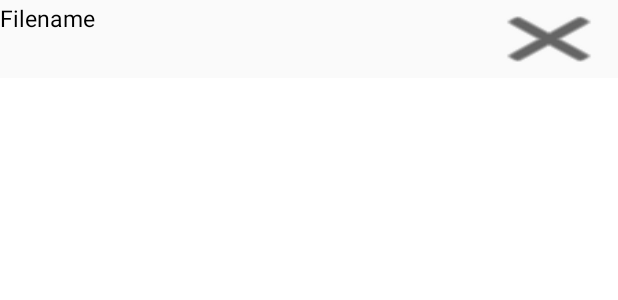
After one commit to vector913/YEDAS, an Android app: the layout pdf_view_layout.xml on its own in the app's theme, with its tools: preview values and no code run, on a phone screen of 412 x 824 dp. The commit adds this screen. Shown: the top 300 px of the screen. Run offline under Robolectric (Android 15) with nearby library versions, the phone set to English and light mode, and no system bars.

Commit message:
Set Pdf view and pdf send signed png

```diff
--- /dev/null
+++ b/app/src/main/res/layout/pdf_view_layout.xml
@@ -0,0 +1,56 @@
+<?xml version="1.0" encoding="utf-8"?>
+<RelativeLayout xmlns:android="http://schemas.android.com/apk/res/android"
+    xmlns:app="http://schemas.android.com/apk/res-auto"
+    android:layout_width="match_parent"
+    android:layout_height="match_parent">
+
+    <TextView
+        android:id="@+id/file_name_pdf"
+        android:layout_width="wrap_content"
+        android:layout_height="wrap_content"
+        android:layout_above="@+id/pdf_image"
+        android:layout_centerVertical="true"
+        android:layout_marginBottom="29dp"
+        android:text="Filename"
+        android:textColor="#000000"
+        android:textSize="15sp" />
+
+    <Button
+        android:id="@+id/button_pre_doc"
+        android:layout_width="wrap_content"
+        android:layout_height="wrap_content"
+        android:layout_alignParentTop="true"
+        android:layout_alignParentEnd="true"
+
+        android:layout_marginStart="2dp"
+        android:layout_marginTop="2dp"
+        android:layout_marginEnd="2dp"
+        android:layout_marginBottom="2dp"
+        android:background="@android:drawable/ic_menu_close_clear_cancel"
+        android:backgroundTint="#000000" />
+
+    <ImageView
+        android:id="@+id/pdf_image"
+        android:layout_width="match_parent"
+        android:layout_height="match_parent"
+        android:layout_below="@+id/button_pre_doc"
+        android:background="@android:color/white"
+        android:contentDescription="@null"
+        android:scaleType="fitCenter" />
+
+
+
+<!--    <com.google.android.material.floatingactionbutton.FloatingActionButton-->
+<!--        android:id="@+id/button_next_doc"-->
+<!--        android:layout_width="wrap_content"-->
+<!--        android:layout_height="wrap_content"-->
+<!--        android:layout_alignBaseline="@+id/button_pre_doc"-->
+<!--        android:layout_alignParentBottom="true"-->
+<!--        android:layout_alignParentEnd="true"-->
+<!--        android:layout_alignParentRight="true"-->
+<!--        android:layout_margin="16dp"-->
+<!--        app:backgroundTint="@color/colorPrimaryDark"-->
+<!--        app:fabSize="auto"-->
+<!--        app:srcCompat="@android:drawable/ic_media_next" />-->
+
+</RelativeLayout>
--- a/app/src/main/res/layout/setting.xml
+++ b/app/src/main/res/layout/setting.xml
@@ -24,6 +24,8 @@
             android:background="#2F65D1"
             />
         <TableRow>
+
+
             <TextView
                 android:textSize="18sp"
                 android:layout_width="wrap_content"
--- /dev/null
+++ b/app/src/main/res/xml/file_paths.xml
@@ -0,0 +1,4 @@
+<?xml version="1.0" encoding="utf-8"?>
+<paths xmlns:android="http://schemas.android.com/apk/res/android">
+    <external-path name="storage/emulated" path="."/>
+</paths>
```
Also changed, not shown: app/src/main/AndroidManifest.xml (+12 -1 lines), app/src/main/java/com/example/yedas/DocumentViewActivity.java (+96 -8 lines), app/src/main/java/com/example/yedas/PdfViewActivity.java (added, +59 -0 lines), 18 other files.
